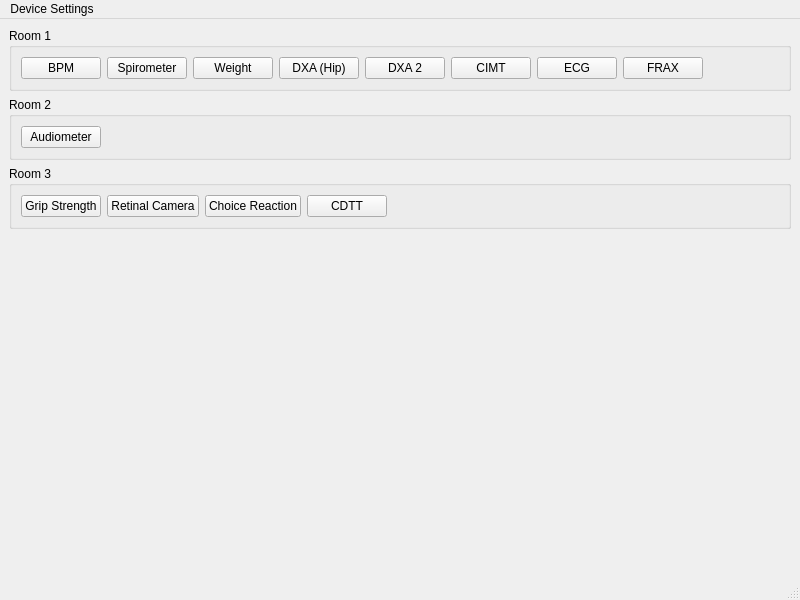
CLSA/cypress, file src/cypress_main_window.ui: the form before one commit.
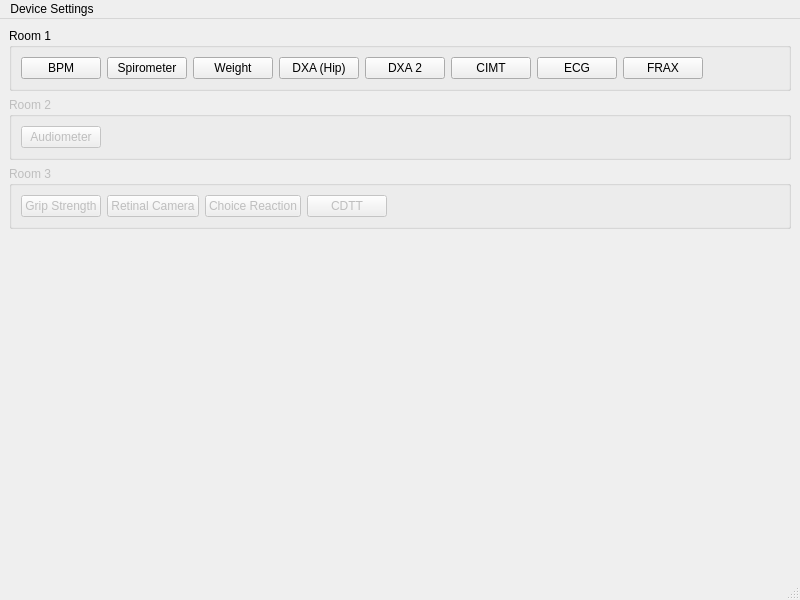
The form after the commit.

Patch:
```diff
--- a/src/cypress_main_window.ui
+++ b/src/cypress_main_window.ui
@@ -95,6 +95,9 @@
     </item>
     <item>
      <widget class="QGroupBox" name="groupBox_2">
+      <property name="enabled">
+       <bool>false</bool>
+      </property>
       <property name="title">
        <string>Room 2</string>
       </property>
@@ -124,6 +127,9 @@
     </item>
     <item>
      <widget class="QGroupBox" name="groupBox_3">
+      <property name="enabled">
+       <bool>false</bool>
+      </property>
       <property name="title">
        <string>Room 3</string>
       </property>
```
Left out of the diff: 6 changed lines with no effect on the pictures.
